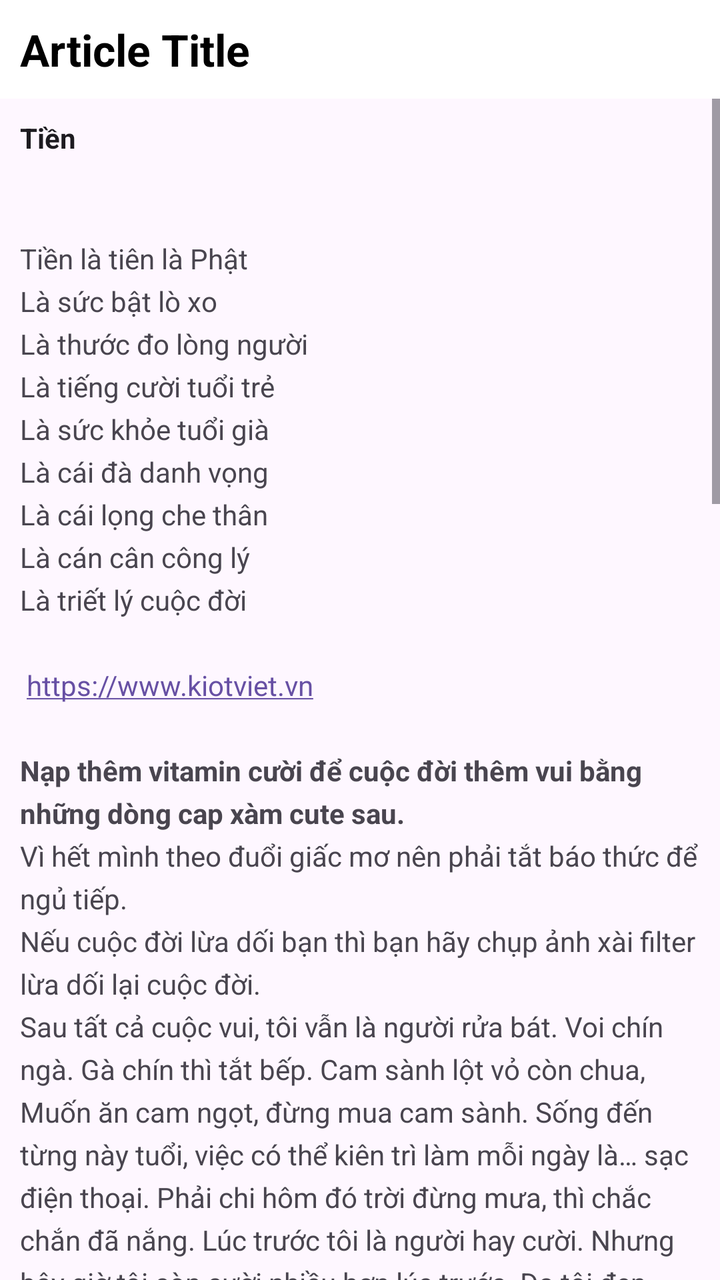
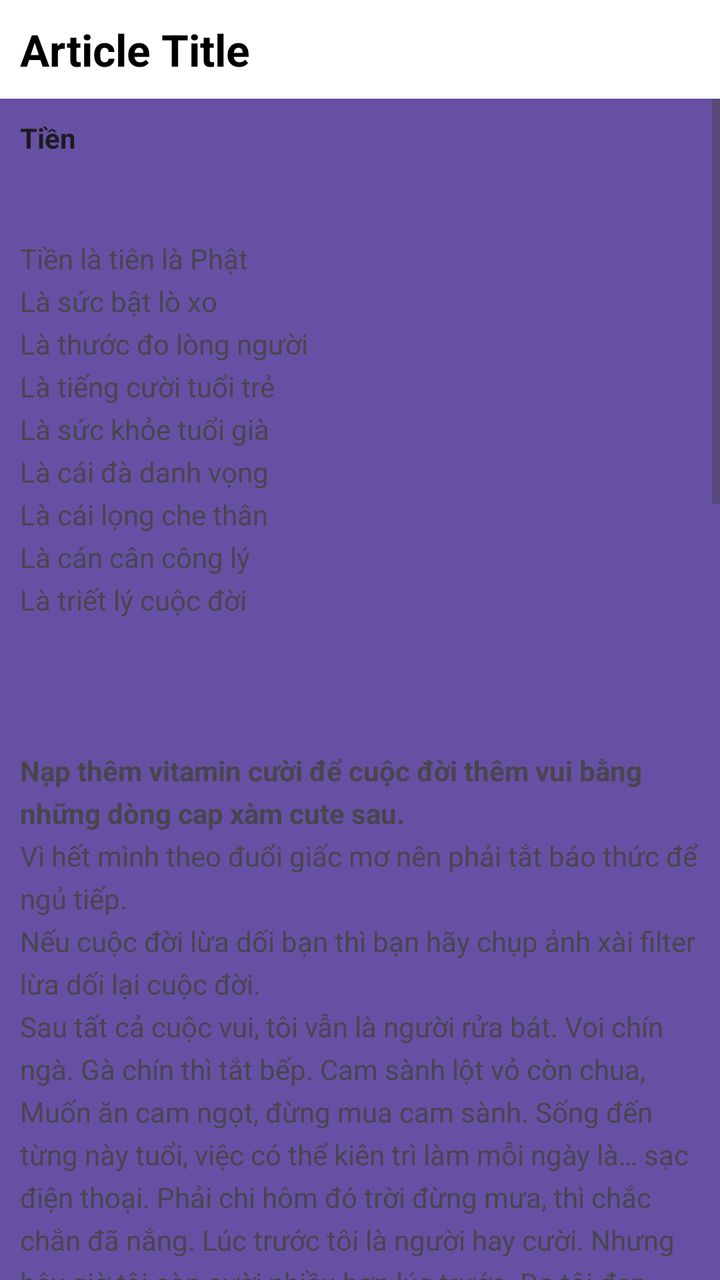

Screens rendered from an Android XML layout before and after an edit, with the pre-edit source and the edit as a unified diff.
<!-- AndroidManifest.xml: application theme Theme.ScrollingText -->
<!-- res/layout/activity_main.xml -->
<?xml version="1.0" encoding="utf-8"?>
<RelativeLayout xmlns:android="http://schemas.android.com/apk/res/android"
    xmlns:tools="http://schemas.android.com/tools"
    android:id="@+id/main"
    android:layout_width="match_parent"
    android:layout_height="match_parent"
    tools:context=".MainActivity">

    <TextView
        android:id="@+id/article_heading"
        android:layout_width="match_parent"
        android:layout_height="wrap_content"
        android:background="@color/design_default_color_on_primary"
        android:textColor="@color/black"
        android:padding="@dimen/padding_regular"
        android:textAppearance="@android:style/TextAppearance.DeviceDefault.Large"
        android:textStyle="bold"
        android:text="@string/article_title"/>

    <ScrollView
        android:layout_width="wrap_content"
        android:layout_height="wrap_content"
        android:layout_below="@id/article_heading">

        <LinearLayout
            android:layout_width="match_parent"
            android:layout_height="wrap_content"
            android:orientation="vertical">

            <TextView
                android:layout_width="match_parent"
                android:layout_height="wrap_content"
                android:id="@+id/article_subheading"
                android:padding="@dimen/padding_regular"
                android:textAppearance="@android:style/TextAppearance.DeviceDefault"
                android:text="@string/article_subtitle" />

            <TextView
                android:id="@+id/article"
                android:layout_width="wrap_content"
                android:layout_height="wrap_content"
                android:autoLink="web"
                android:lineSpacingExtra="@dimen/line_spacing"
                android:padding="@dimen/padding_regular"
                android:text="@string/article_text" />
        </LinearLayout>
    </ScrollView>

</RelativeLayout>
<!-- resources referenced by this layout -->
<resources>
  <color name="black">#FF000000</color>
  <dimen name="line_spacing">5sp</dimen>
  <dimen name="padding_regular">10dp</dimen>
  <string name="article_subtitle"><b>Tiền</b></string>
  <string name="article_text">
          <br />
      \nTiền là tiên là Phật
          \nLà sức bật lò xo
          \nLà thước đo lòng người
          \nLà tiếng cười tuổi trẻ
          \nLà sức khỏe tuổi già
          \nLà cái đà danh vọng
          \nLà cái lọng che thân
          \nLà cán cân công lý
          \nLà triết lý cuộc đời
  
          \n\n https://www.kiotviet.vn
  
          \n\n<b>Nạp thêm vitamin cười để cuộc đời thêm vui bằng những dòng cap xàm cute sau.</b>
          \nVì hết mình theo đuổi giấc mơ nên phải tắt báo thức để ngủ tiếp.
          \nNếu cuộc đời lừa dối bạn thì bạn hãy chụp ảnh xài filter lừa dối lại cuộc đời.
          \nSau tất cả cuộc vui, tôi vẫn là người rửa bát.
          \Voi chín ngà. Gà chín thì tắt bếp.
          \Cam sành lột vỏ còn chua,
          \Muốn ăn cam ngọt, đừng mua cam sành.
          \Sống đến từng này tuổi, việc có thể kiên trì làm mỗi ngày là… sạc điện thoại.
          \Phải chi hôm đó trời đừng mưa, thì chắc chắn đã nắng.
          \Lúc trước tôi là người hay cười.
          \Nhưng bây giờ tôi còn cười nhiều hơn lúc trước.
          \Da tôi đen nhưng lòng tôi trắng,
          \Cả ngày không đi nắng nhưng da tôi vẫn đen.
          \Cá không ăn muối cá ươn,
          \nCon không ăn muối, thiếu i-ốt rồi con ơi.
          \nHai mùi dễ chịu nhất trên hành tinh là: mùi đồ ăn và mùi tiền.
          \nEm muốn chân thành, mà gặp toàn trân châu đường đen.
          \nNgủ sớm đi, đừng thức khuya nữa.
          \nCó hại cho điện thoại lắm.
          \nDạo này thấy hay quên, chắc là không còn gì để mất.
          \nThời tiết này làm gì cũng thích, mà thích nhất là không làm gì.
          \nTôi của những ngày gần đây: độc lập, tự do, ăn no, đi ngủ.
          \nỞ cái tuổi đáng lẽ phải đau khổ vì tình thì tôi lại đau lưng.
          \nNhiều người ôm mộng giàu sang,
          \nCòn em ôm mộng y chang mọi người.
          \nTrong tất cả các loại buồn, chỉ có buồn cười làm em vui nhất.
          \nĐến một độ tuổi nhất định, chẳng vì lý do gì cả, bạn sẽ mập lên.
          \nNhịn chưa bao giờ là nhục, nhưng nhịn chắc chắn đói.
          \nTuy mình không được ăn ảnh nhưng được cái mình ăn nhiều.
          \nLàm không chơi đánh rơi tuổi trẻ,
          \nChơi không làm thấy khỏe người ra,
          \nNgồi buồn chả có một ai
          \nSoi gương mới thấy đẹp trai vô cùng
          \nĐẹp trai mà lại bị khùng
          \nBị khùng mới ngỡ vô cùng đẹp trai.
          \nĐêm thu lạnh lẽo bụng đói meo.
          \nMột gói mì tôm bé tẻo teo.
          \nNấu nước, thêm hành, pha chanh ớt.
          \nGói mì phút chốc đã đi vèo.
          \nTrời khuya lưng lửng lòng chưa đã.
          \nThêm gói mì cua nấu tiếp theo.
          \nTựa gối rung đùi lim dim mộng.
          \nƯớc sao có được đĩa bánh bèo.
          \nNước chảy bèo trôi… nước sôi thì mì tôm chín.
          \nVới tôi tất cả là hư vô… chỉ có cá khô là ăn suốt.
          \nNhất quỷ, nhì ma, Thứ Ba là Tuesday.
          \nThơ tôi chỉ có bốn câu,
          \nĐã xong câu một, bắt đầu câu hai,
          \nCâu ba sáu chữ không dài,
          \nĐã xong câu bốn, hết bài xong thơ.
          \nTrời buồn trời đổ cơn mưa,
          \nTa buồn ta ngủ từ trưa đến chiều
          \nNgủ xong dậy ăn cơm chiều
          \nĂn xong lại ngủ từ chiều đến mai.
          \nĐi chơi vui vẻ, ai cũng thấy,
          \nVề nhà mẹ mắng, mấy ai hay.
  </string>
  <string name="article_title">Article Title</string>
  <style name="Theme.ScrollingText" parent="Base.Theme.ScrollingText" />
  <style name="Base.Theme.ScrollingText" parent="Theme.Material3.DayNight.NoActionBar">
          
          
      </style>
</resources>

<!-- the commit's change to res/layout/activity_main.xml (unified diff, before → after) -->
@@ -4,7 +4,8 @@
     android:id="@+id/main"
     android:layout_width="match_parent"
     android:layout_height="match_parent"
-    tools:context=".MainActivity">
+    tools:context=".MainActivity"
+    android:background="?attr/colorPrimaryDark" >
 
     <TextView
         android:id="@+id/article_heading"
